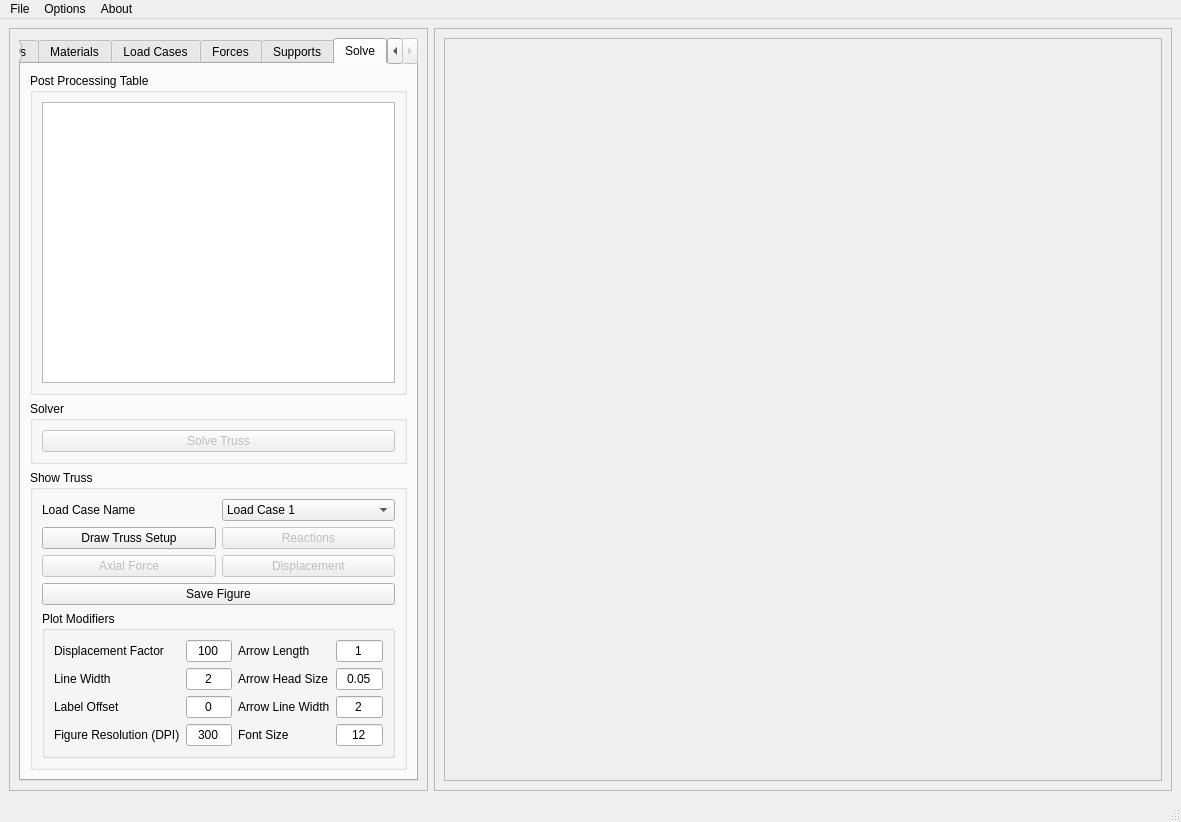
First picture: the form in Truss2D_GUI.ui, repository mjamezquidilla/pysead, before the edit.
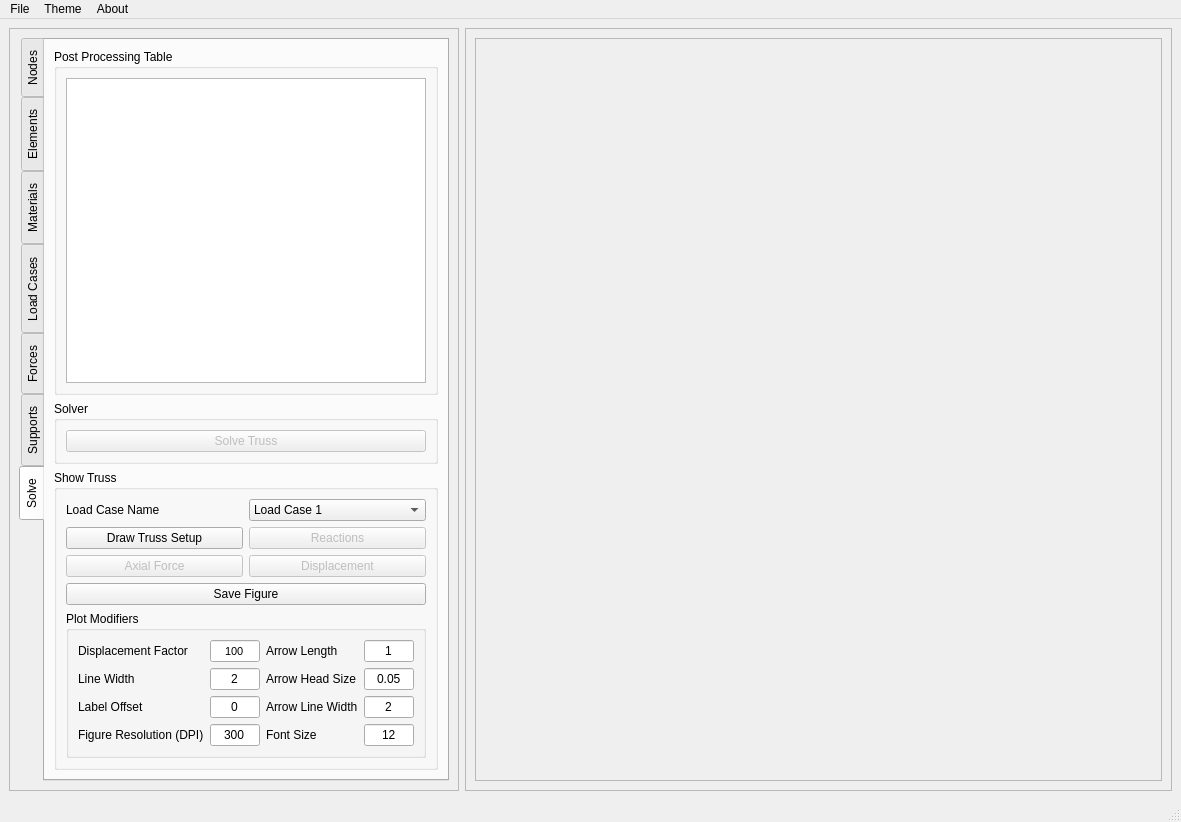
Second picture: the form after the edit. The open tabs and pages were chosen to show the change.

```diff
--- a/Truss2D_GUI.ui
+++ b/Truss2D_GUI.ui
@@ -31,7 +31,7 @@
       </property>
       <property name="maximumSize">
        <size>
-        <width>419</width>
+        <width>450</width>
         <height>16777215</height>
        </size>
       </property>
@@ -44,9 +44,27 @@
       <layout class="QHBoxLayout" name="horizontalLayout_2">
        <item>
         <widget class="QTabWidget" name="tabWidget">
+         <property name="tabPosition">
+          <enum>QTabWidget::West</enum>
+         </property>
+         <property name="tabShape">
+          <enum>QTabWidget::Rounded</enum>
+         </property>
          <property name="currentIndex">
           <number>0</number>
          </property>
+         <property name="iconSize">
+          <size>
+           <width>100</width>
+           <height>16</height>
+          </size>
+         </property>
+         <property name="elideMode">
+          <enum>Qt::ElideNone</enum>
+         </property>
+         <property name="tabBarAutoHide">
+          <bool>true</bool>
+         </property>
          <widget class="QWidget" name="Nodes_Tab">
           <attribute name="title">
            <string>Nodes</string>
@@ -1134,6 +1152,9 @@
                   <property name="sortingEnabled">
                    <bool>false</bool>
                   </property>
+                  <attribute name="horizontalHeaderDefaultSectionSize">
+                   <number>100</number>
+                  </attribute>
                  </widget>
                 </item>
                </layout>
@@ -1369,6 +1390,11 @@
                      </item>
                      <item row="0" column="1">
                       <widget class="QLineEdit" name="Displacement_Factor_LEdit">
+                       <property name="font">
+                        <font>
+                         <pointsize>8</pointsize>
+                        </font>
+                       </property>
                        <property name="text">
                         <string>100</string>
                        </property>
@@ -1519,7 +1545,7 @@
    </widget>
    <widget class="QMenu" name="menuOptions">
     <property name="title">
-     <string>Options</string>
+     <string>Theme</string>
     </property>
     <addaction name="actionDarkMode"/>
     <addaction name="actionLightMode"/>
```
Left out of the diff: 35 changed lines with no effect on the pictures.
